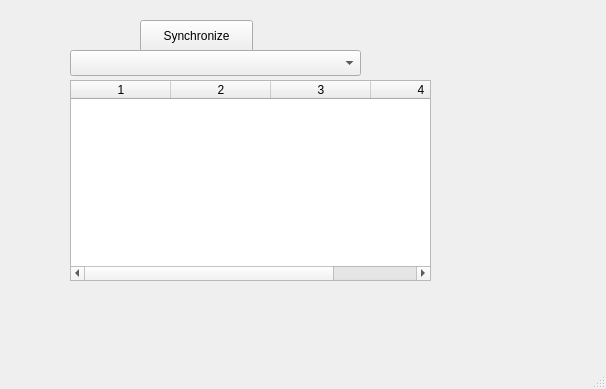
The window that app/src/gui/mainwindow.ui (ifeherva/HearthDuster) describes before a commit, drawn with Qt 5.
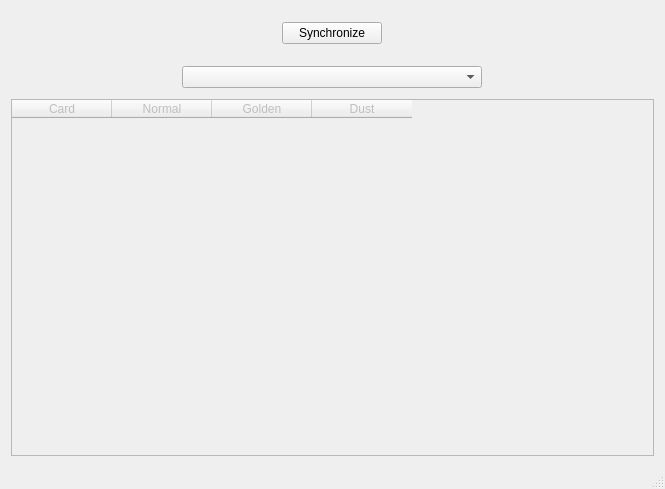
The same window after the commit.

What changed in the file:
```diff
--- a/app/src/gui/mainwindow.ui
+++ b/app/src/gui/mainwindow.ui
@@ -6,45 +6,75 @@
    <rect>
     <x>0</x>
     <y>0</y>
-    <width>606</width>
-    <height>389</height>
+    <width>665</width>
+    <height>489</height>
    </rect>
   </property>
+  <property name="sizePolicy">
+   <sizepolicy hsizetype="Fixed" vsizetype="Preferred">
+    <horstretch>0</horstretch>
+    <verstretch>0</verstretch>
+   </sizepolicy>
+  </property>
+  <property name="minimumSize">
+   <size>
+    <width>665</width>
+    <height>400</height>
+   </size>
+  </property>
+  <property name="maximumSize">
+   <size>
+    <width>665</width>
+    <height>16777215</height>
+   </size>
+  </property>
   <property name="windowTitle">
    <string>HearthDuster</string>
   </property>
   <widget class="QWidget" name="centralWidget">
+   <layout class="QVBoxLayout" name="verticalLayout">
+    <property name="spacing">
+     <number>0</number>
+    </property>
+    <item>
+     <widget class="QWidget" name="widget" native="true">
+      <layout class="QHBoxLayout" name="horizontalLayout">
+       <item>
    <widget class="QPushButton" name="syncButton">
-    <property name="geometry">
-     <rect>
-      <x>140</x>
-      <y>20</y>
-      <width>113</width>
-      <height>32</height>
-     </rect>
+         <property name="maximumSize">
+          <size>
+           <width>100</width>
+           <height>16777215</height>
+          </size>
     </property>
     <property name="text">
      <string>Synchronize</string>
     </property>
    </widget>
+       </item>
+      </layout>
+     </widget>
+    </item>
+    <item>
+     <widget class="QWidget" name="widget_2" native="true">
+      <layout class="QHBoxLayout" name="horizontalLayout_2">
+       <item>
    <widget class="QComboBox" name="strategiesComboBox">
-    <property name="geometry">
-     <rect>
-      <x>70</x>
-      <y>50</y>
-      <width>291</width>
-      <height>26</height>
-     </rect>
-    </property>
-   </widget>
+         <property name="maximumSize">
+          <size>
+           <width>300</width>
+           <height>16777215</height>
+          </size>
+         </property>
+        </widget>
+       </item>
+      </layout>
+     </widget>
+    </item>
+    <item>
    <widget class="QTableWidget" name="resultsTableWidget">
-    <property name="geometry">
-     <rect>
-      <x>70</x>
-      <y>80</y>
-      <width>361</width>
-      <height>201</height>
-     </rect>
+      <property name="enabled">
+       <bool>false</bool>
     </property>
     <property name="editTriggers">
      <set>QAbstractItemView::NoEditTriggers</set>
@@ -52,11 +82,29 @@
     <property name="columnCount">
      <number>4</number>
     </property>
-    <column/>
-    <column/>
-    <column/>
-    <column/>
-   </widget>
+      <column>
+       <property name="text">
+        <string>Card</string>
+       </property>
+      </column>
+      <column>
+       <property name="text">
+        <string>Normal</string>
+       </property>
+      </column>
+      <column>
+       <property name="text">
+        <string>Golden</string>
+       </property>
+      </column>
+      <column>
+       <property name="text">
+        <string>Dust</string>
+       </property>
+      </column>
+     </widget>
+    </item>
+   </layout>
   </widget>
   <widget class="QMenuBar" name="menuBar">
    <property name="geometry">
```
Left out of the diff: 2 changed lines with no effect on the pictures. Lines whose indentation alone changed are shown as unchanged.
